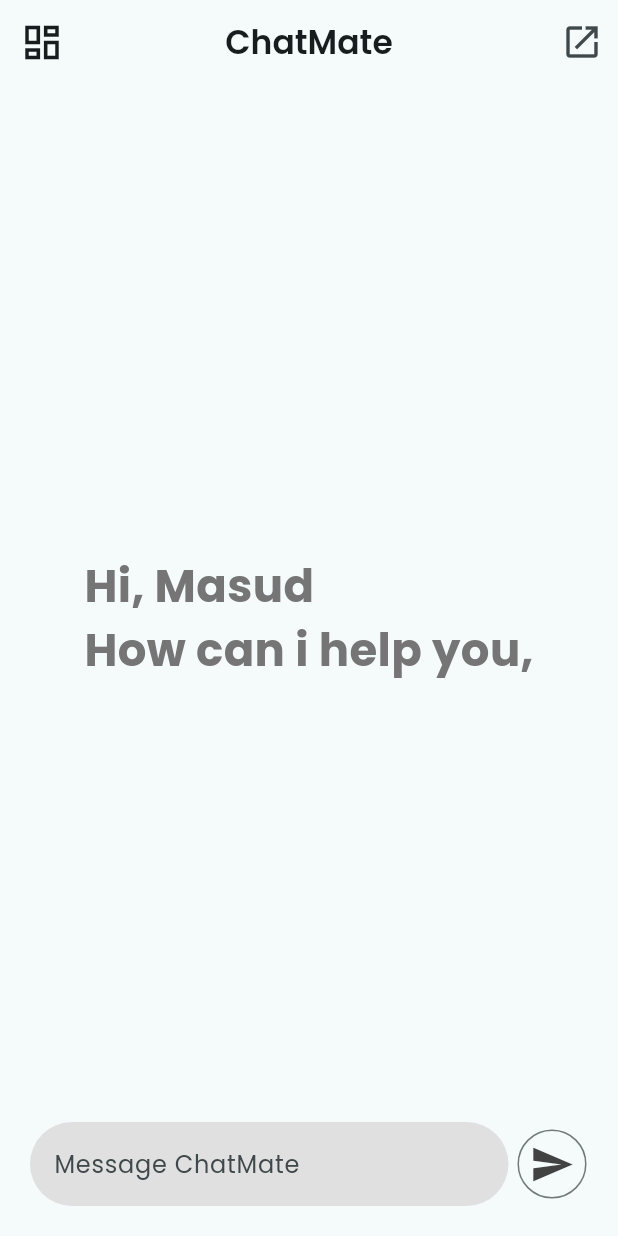
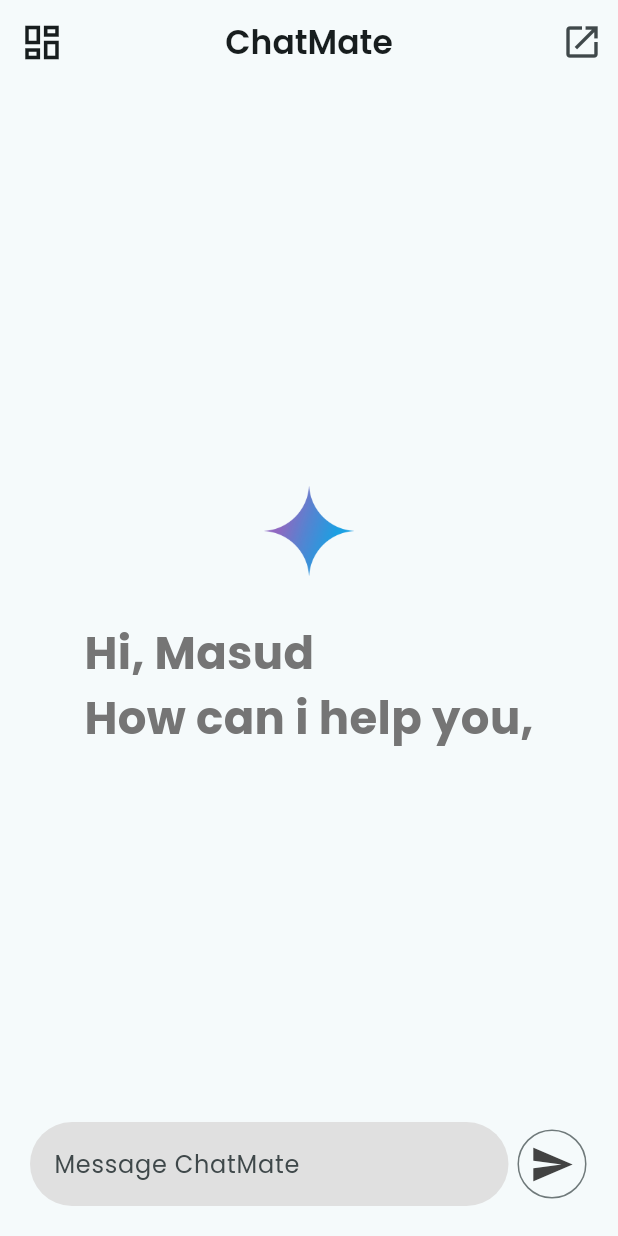
Before and after one commit to masud51435/ChatMate, a Flutter app: the screen it shows after launch, on a phone screen of 412 x 824 dp. Run offline on Flutter 3.47's test engine with Material 3 defaults, Android fonts, the phone set to English and light mode, and no system bars; our stand-ins replace get, google_fonts, google_generative_ai, loading_animation_widget.

Commit message:
added new page and loader

```diff
--- a/lib/common/message.dart
+++ b/lib/common/message.dart
@@ -2,7 +2,9 @@ class Message {
   Message({
     required this.text,
     required this.isUser,
+    this.isLoading = false
   });
   final String text;
   final bool isUser;
+  final bool isLoading;
 }
--- a/lib/screens/home_page/appbar.dart
+++ b/lib/screens/home_page/appbar.dart
@@ -1,5 +1,6 @@
+import 'package:chatmate/screens/new_chat/new_chat.dart';
 import 'package:flutter/material.dart';
-import 'package:flutter/widgets.dart';
+import 'package:get/get.dart';
 
 class HomeAppBar extends StatelessWidget implements PreferredSizeWidget {
   const HomeAppBar({
@@ -25,7 +26,7 @@ class HomeAppBar extends StatelessWidget implements PreferredSizeWidget {
       ),
       actions: [
         IconButton(
-          onPressed: () {},
+          onPressed: () => Get.offAll(() => const NewChatPage()),
           icon: const Icon(
             Icons.open_in_new_outlined,
             size: 28,
--- a/lib/screens/home_page/bottom_text_field.dart
+++ b/lib/screens/home_page/bottom_text_field.dart
@@ -18,6 +18,7 @@ class BottomTextField extends StatelessWidget {
           child: TextFormField(
             controller: controller.textController,
             maxLines: null,
+            onTapOutside: (event)=> FocusManager.instance.primaryFocus!.unfocus(),
             decoration: InputDecoration(
               hintText: 'Message ChatMate',
               filled: true,
--- a/lib/screens/home_page/display_text.dart
+++ b/lib/screens/home_page/display_text.dart
@@ -8,7 +8,15 @@ class DisplayText extends StatelessWidget {
   @override
   Widget build(BuildContext context) {
     return Center(
-        child: Text(
+      child: Column(
+        mainAxisAlignment: MainAxisAlignment.center,
+        children: [
+          Image.asset(
+            'assets/images/gemini.png',
+            height: 60,
+          ),
+          const SizedBox(height: 30),
+          Text(
             'Hi, Masud \nHow can i help you,',
             style: TextStyle(
               fontSize: 30,
@@ -16,6 +24,8 @@ class DisplayText extends StatelessWidget {
               fontWeight: FontWeight.bold,
             ),
           ),
+        ],
+      ),
     );
   }
 }
--- a/pubspec.yaml
+++ b/pubspec.yaml
@@ -38,6 +38,7 @@ dependencies:
   google_fonts: ^6.2.1
   http: ^1.2.2
   google_generative_ai: ^0.4.4
+  loading_animation_widget: ^1.2.1
 
 dev_dependencies:
   flutter_test:
```
Also changed, not shown: lib/controllers/chatmate_controller.dart (+17 -2 lines), lib/screens/home_page/chat_item.dart (+16 -3 lines), lib/screens/new_chat/new_chat.dart (added, +47 -0 lines), pubspec.lock. Lines whose indentation alone changed are shown as unchanged.
